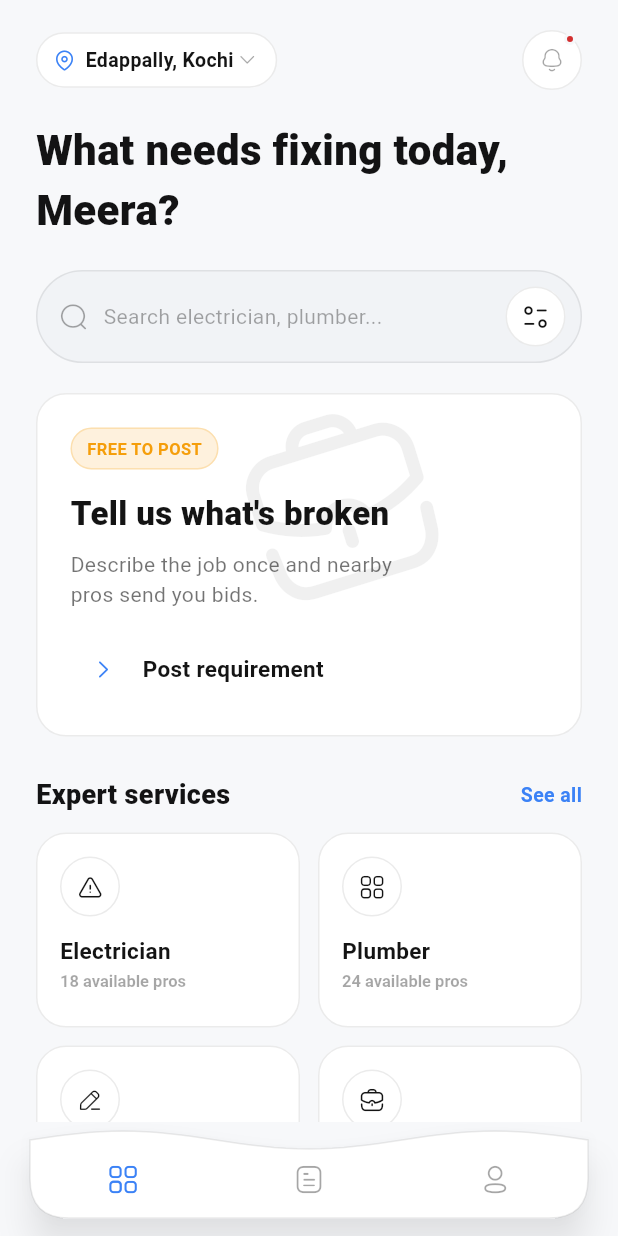
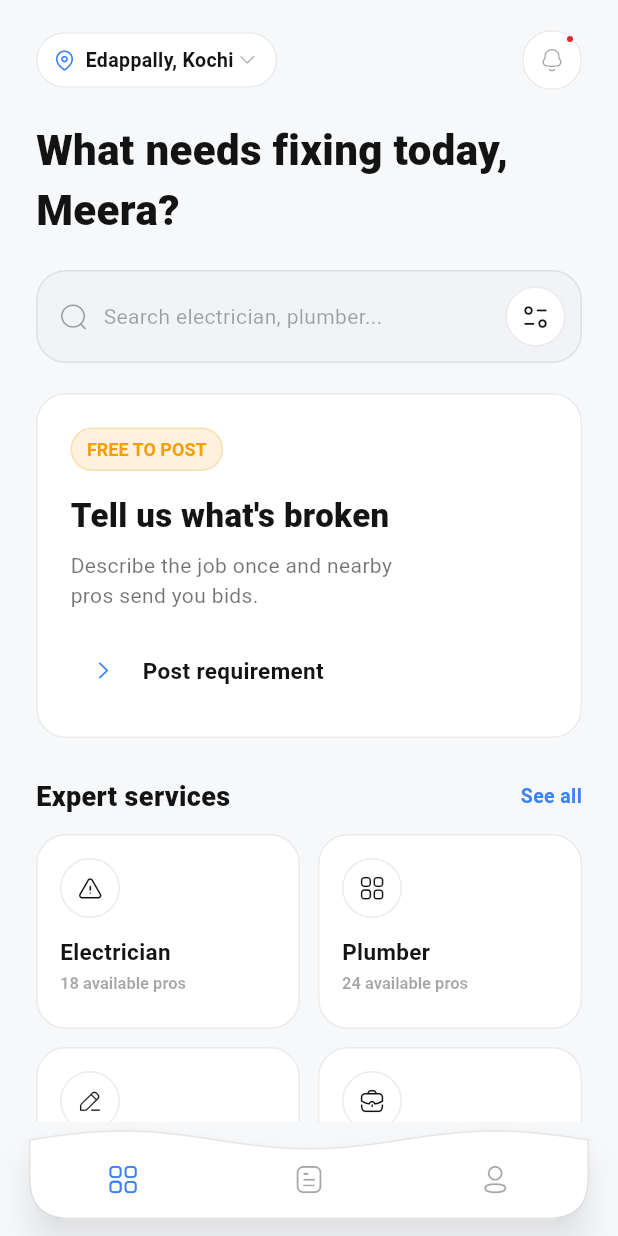
Before and after one commit to avinashkp-96/OneHub, a Flutter app: the DashboardScreen screen opened by its route, on a phone screen of 412 x 824 dp. Run offline on Flutter 3.47's test engine with Material 3 defaults, Android fonts, the phone set to English and light mode, and no system bars; our stand-ins replace flutter_secure_storage; accounts and stored records are empty; network calls fail; Roboto replaces fonts that are missing (Bricolage Grotesque, DM Sans).

Commit message:
Polish the dashboard hero card and add a bottom-right page glow
Per a follow-up screenshot of the dashboard:

- Removed the hero card's faint watermark icon entirely.
- Rebuilt the "FREE TO POST" badge inline instead of via TintedBadge,
  dropping its letter-spacing and bumping its size slightly to match
  the reference's styling more closely.
- Reduced the search bar's corner radius from a full pill down to
  OneHubTheme.radiusFormCard - a softer rounded rectangle, not a
  stadium shape.
- Added a second glow to PageGlow: a soft blue glow anchored
  bottom-right, alongside the existing top-right light glow. Applied
  consistently everywhere PageGlow already wraps a screen (every auth
  screen and the dashboard), not just this one.

```diff
--- a/apps/customer-app/lib/features/dashboard/dashboard_screen.dart
+++ b/apps/customer-app/lib/features/dashboard/dashboard_screen.dart
@@ -254,7 +254,7 @@ class _SearchBar extends StatelessWidget {
       padding: const EdgeInsets.fromLTRB(14, 6, 6, 6),
       decoration: BoxDecoration(
         color: inputFill,
-        borderRadius: BorderRadius.circular(OneHubTheme.radiusPillBadge),
+        borderRadius: BorderRadius.circular(OneHubTheme.radiusFormCard),
         border: Border.all(color: inputBorder),
       ),
       child: Row(
@@ -303,25 +303,24 @@ class _HeroCard extends StatelessWidget {
     return GlowCard(
       child: Padding(
         padding: const EdgeInsets.all(22),
-        child: Stack(
-          clipBehavior: Clip.none,
+        child: Column(
+          crossAxisAlignment: CrossAxisAlignment.start,
           children: [
-            Positioned(
-              right: -20,
-              top: -20,
-              child: Transform.rotate(
-                angle: -0.3,
-                child: Icon(OneHubIcons.work,
-                    size: 140, color: textPrimary.withValues(alpha: 0.06)),
+            Container(
+              padding: const EdgeInsets.symmetric(horizontal: 10, vertical: 5),
+              decoration: BoxDecoration(
+                color: OneHubColors.warning.withValues(alpha: 0.14),
+                borderRadius:
+                    BorderRadius.circular(OneHubTheme.radiusPillBadge),
+                border: Border.all(
+                    color: OneHubColors.warning.withValues(alpha: 0.22)),
+              ),
+              child: Text(
+                'FREE TO POST',
+                style: OneHubTextStyles.badgeLabel(OneHubColors.warning)
+                    .copyWith(letterSpacing: 0, fontSize: 12),
               ),
             ),
-            Column(
-              crossAxisAlignment: CrossAxisAlignment.start,
-              children: [
-                const TintedBadge(
-                    label: 'FREE TO POST',
-                    color: OneHubColors.warning,
-                    pill: true),
             const SizedBox(height: 14),
             Text(
               "Tell us what's broken",
@@ -338,8 +337,7 @@ class _HeroCard extends StatelessWidget {
             ),
             const SizedBox(height: 18),
             InkWell(
-                  borderRadius:
-                      BorderRadius.circular(OneHubTheme.radiusPillBadge),
+              borderRadius: BorderRadius.circular(OneHubTheme.radiusPillBadge),
               onTap: onTap,
               child: Container(
                 padding: const EdgeInsets.fromLTRB(6, 6, 18, 6),
@@ -366,8 +364,6 @@ class _HeroCard extends StatelessWidget {
                   ],
                 ),
               ),
-                ),
-              ],
             ),
           ],
         ),
--- a/packages/shared-flutter/lib/src/theme/glow_card.dart
+++ b/packages/shared-flutter/lib/src/theme/glow_card.dart
@@ -8,10 +8,11 @@ import 'onehub_theme.dart';
 /// never the page background — per explicit correction: the glow belongs
 /// to the card component, and must never bleed past the card's boundary.
 ///
-/// The companion top-right light glow lives on the page background instead
-/// (see [PageGlow]) — a deliberate exception to "glows stay inside their
-/// component," per an explicit later correction: that one glow specifically
-/// belongs behind the card, not inside it.
+/// The companion top-right light glow and bottom-right blue glow live on
+/// the page background instead (see [PageGlow]) — a deliberate exception
+/// to "glows stay inside their component," per an explicit later
+/// correction: those glows specifically belong behind the card, not
+/// inside it.
 ///
 /// This is the standing pattern for "form card"-style content (the single
 /// primary card on a screen, e.g. login/signup) — not for repeated list-item
@@ -72,11 +73,12 @@ class GlowCard extends StatelessWidget {
   }
 }
 
-/// A single subtle light glow (`OneHubColors.glowLight`) on the page
-/// background, anchored top-right, sitting behind the page's content —
-/// typically a [GlowCard]. Wrap a screen's body in this wherever the
-/// top-right ambient glow should show (currently: auth screens, matching
-/// GlowCard usage). Only renders in dark mode, matching the reference.
+/// Two subtle ambient glows on the page background, sitting behind the
+/// page's content — typically a [GlowCard]: a light glow anchored
+/// top-right, and a soft blue glow (`OneHubColors.glowBlue1`) anchored
+/// bottom-right. Wrap a screen's body in this wherever these page-level
+/// glows should show, applied consistently across every screen. Only
+/// renders in dark mode, matching the reference.
 class PageGlow extends StatelessWidget {
   final Widget child;
   const PageGlow({super.key, required this.child});
@@ -86,30 +88,30 @@ class PageGlow extends StatelessWidget {
     final dark = Theme.of(context).brightness == Brightness.dark;
     if (!dark) return child;
 
-    return Stack(
-      fit: StackFit.expand,
-      children: [
-        Positioned.fill(
+    Widget glow(Alignment alignment, Color color) => Positioned.fill(
           child: Align(
-            alignment: Alignment.topRight,
+            alignment: alignment,
             child: FractionallySizedBox(
               widthFactor: 0.75,
               heightFactor: 0.55,
               child: DecoratedBox(
                 decoration: BoxDecoration(
                   gradient: RadialGradient(
-                    center: Alignment.topRight,
+                    center: alignment,
                     radius: 1.1,
-                    colors: [
-                      OneHubColors.glowLight,
-                      OneHubColors.glowLight.withValues(alpha: 0)
-                    ],
+                    colors: [color, color.withValues(alpha: 0)],
                   ),
                 ),
               ),
             ),
           ),
-        ),
+        );
+
+    return Stack(
+      fit: StackFit.expand,
+      children: [
+        glow(Alignment.topRight, OneHubColors.glowLight),
+        glow(Alignment.bottomRight, OneHubColors.glowBlue1),
         child,
       ],
     );
```
Also changed, not shown: 2 other files. Lines whose indentation alone changed are shown as unchanged.
